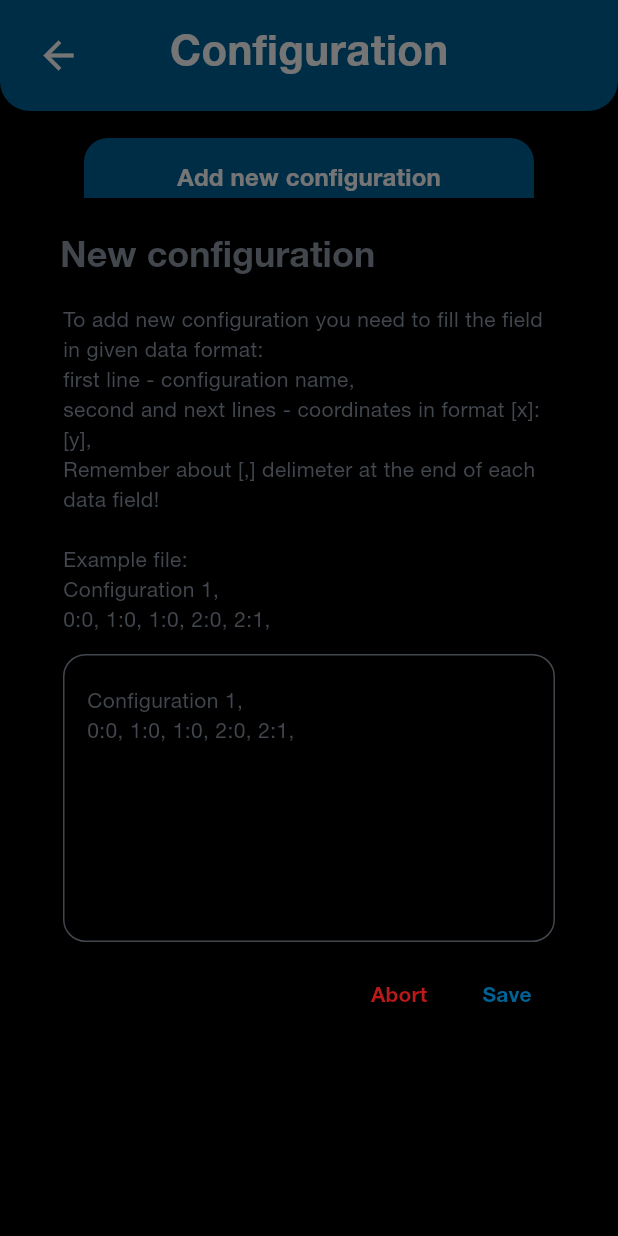
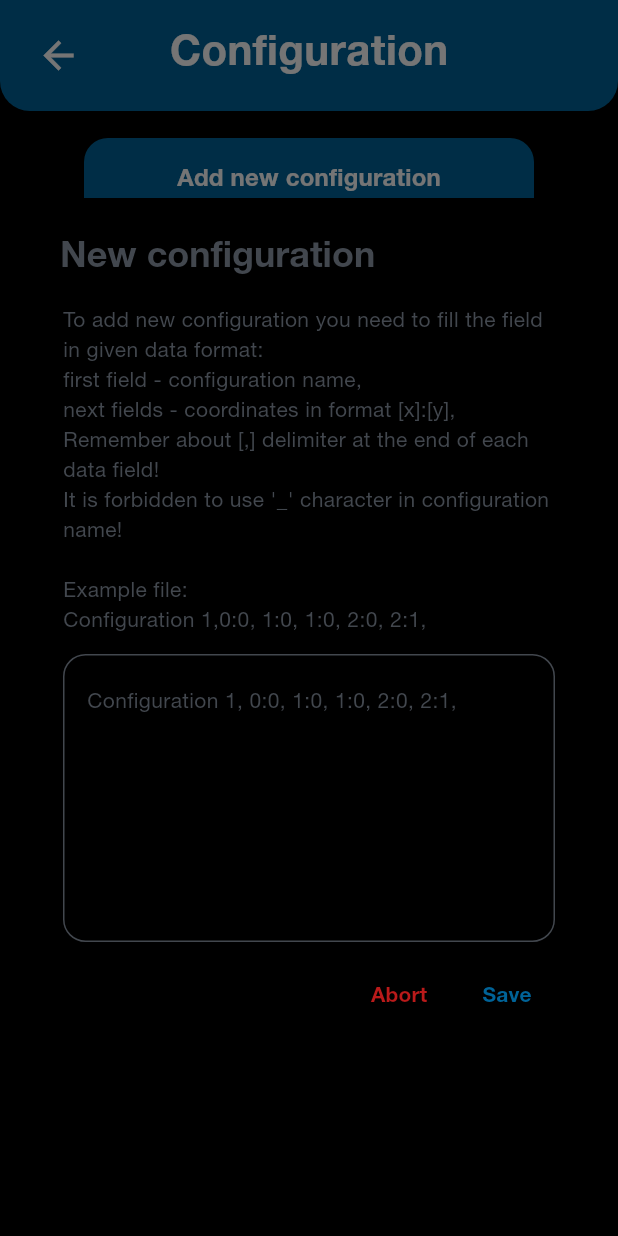
Before and after one commit to Zyksel/scanera, a Flutter app: the ConfigScreen screen opened by its route, after a tap on "Add new configuration", on a phone screen of 412 x 824 dp. Run offline on Flutter 3.47's test engine with Material 2 defaults, Android fonts, the phone set to English and light mode, and no system bars; drawn by our look-alikes of auto_size_text, figma_squircle; our stand-ins replace bloc, dropdown_button2, equatable, flutter_bloc, flutter_blue_plus, get_it and 4 more; missing offline and left inert: json_view, wifi_hunter; generated files the repository leaves out were written again.

Commit message:
configuration saving, removing, deleting + JSON view of content

```diff
--- a/lib/l10n/app_en.arb
+++ b/lib/l10n/app_en.arb
@@ -73,11 +73,11 @@
     "settingsDialogOptionSecond": "Yes",
     "configButtonAddConfig": "Add new configuration",
     "configDialogLabel": "New configuration",
-    "configDialogContent": "To add new configuration you need to fill the field in given data format:\nfirst line - configuration name,\nsecond and next lines - coordinates in format [x]:[y],\nRemember about [,] delimeter at the end of each data field!\n\nExample file:\nConfiguration 1,\n0:0, 1:0, 1:0, 2:0, 2:1,",
+    "configDialogContent": "To add new configuration you need to fill the field in given data format:\nfirst field - configuration name,\nnext fields - coordinates in format [x]:[y],\nRemember about [,] delimiter at the end of each data field!\nIt is forbidden to use '_' character in configuration name!\n\nExample file:\nConfiguration 1,0:0, 1:0, 1:0, 2:0, 2:1,",
     "configDialogContentShrunk": "To add new configuration you need to fill the field...",
     "configDialogOptionFirst": "Abort",
     "configDialogOptionSecond": "Save",
-    "configDialogTextFieldPlaceholder": "Configuration 1,\n0:0, 1:0, 1:0, 2:0, 2:1,",
+    "configDialogTextFieldPlaceholder": "Configuration 1, 0:0, 1:0, 1:0, 2:0, 2:1,",
     "errorOngoingScan":"You have ongoing scan! In order to leave you need to end it first.",
     "errorNoMorePlaces": "Configuration file does not contain more places"
 }
--- a/lib/navigation/app_router.dart
+++ b/lib/navigation/app_router.dart
@@ -1,6 +1,7 @@
 import 'package:flutter/material.dart';
 import 'package:go_router/go_router.dart';
 import 'package:injectable/injectable.dart';
+import 'package:scanera/screen/configuration/configuration_details/configuration_details_screen.dart';
 import 'package:scanera/screen/configuration/configuration_screen.dart';
 import 'package:scanera/screen/logs/logs_screen.dart';
 import 'package:scanera/screen/scan/home_screen.dart';
@@ -25,6 +26,16 @@ class AppRouter {
         name: 'config',
         builder: (BuildContext context, GoRouterState state) {
           return const ConfigScreen();
+        },
+      ),
+      GoRoute(
+        path: '/config/configDetails/:configPath/:configName',
+        name: 'configDetails',
+        builder: (BuildContext context, GoRouterState state) {
+          return ConfigDetailsScreen(
+            configPath: state.params["configPath"]!,
+            configName: state.params["configName"]!,
+          );
         },
       ),
       GoRoute(
--- a/lib/screen/configuration/configuration_controller.dart
+++ b/lib/screen/configuration/configuration_controller.dart
@@ -3,7 +3,8 @@ import 'package:path/path.dart' as path;
 import 'package:scanera/manager/files_manager.dart';
 
 class ConfigState {
-  List<String> configFiles = [];
+  List<String> configPaths = [];
+  List<String> configNames = [];
 }
 
 class ConfigController extends ChangeNotifier {
@@ -16,10 +17,13 @@ class ConfigController extends ChangeNotifier {
 
   Future<void> getConfigList() async {
     final result = await _fileManager.getConfigFiles();
-    state.configFiles.clear();
+    state.configPaths.clear();
+    state.configNames.clear();
 
     for (var file in result) {
-      state.configFiles.add(path.basename(file.path));
+      final names = path.basename(file.path).split('_');
+      state.configNames.add(names[1]);
+      state.configPaths.add(path.basename(file.path));
     }
     notifyListeners();
   }
--- a/lib/widget/dialog/configuration_dialog.dart
+++ b/lib/widget/dialog/configuration_dialog.dart
@@ -173,7 +173,8 @@ class _ConfigDialogState extends State<ConfigDialog> {
   void _onSave() {
     if (_controller.text.isEmpty) return;
 
-    final configParts = _controller.text.split(',').toList();
+    final configParts =
+        _controller.text.replaceAll(' ', '').split(',').toList();
 
     final List<CoordinatesModel> coordinates = [];
 
```
Also changed, not shown: lib/manager/files_manager.dart (+10 -3 lines), lib/screen/configuration/configuration_details/configuration_details_controller.dart (+27 -0 lines), lib/screen/configuration/configuration_details/configuration_details_screen.dart (+48 -1 lines), lib/screen/configuration/configuration_screen.dart (+9 -3 lines).
